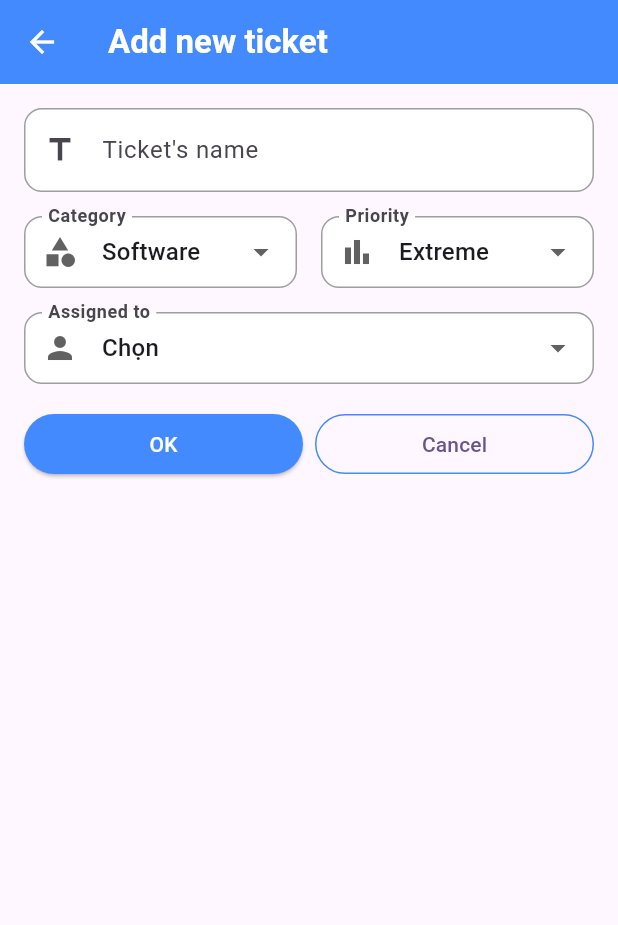
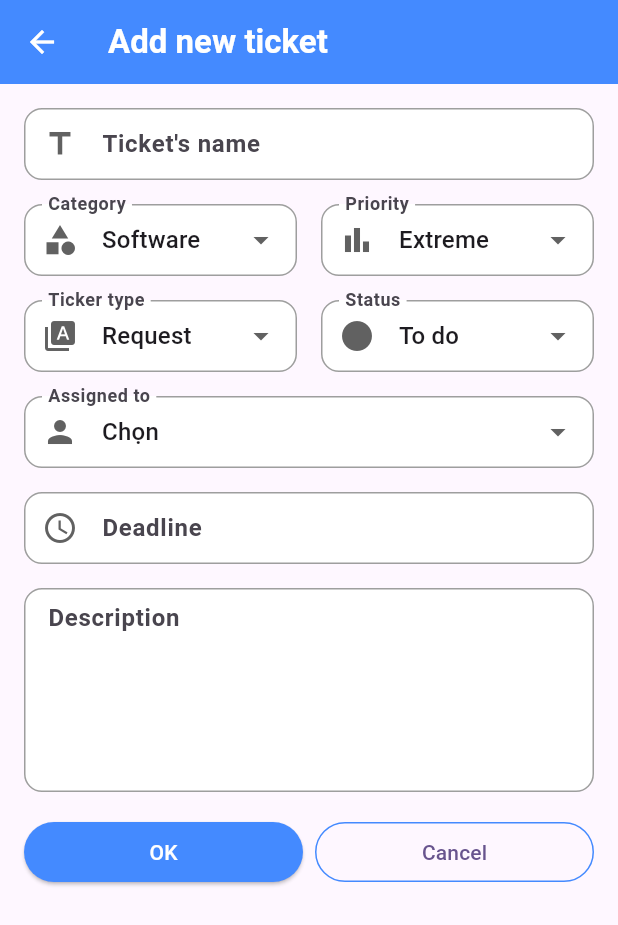
Before and after one commit to Alro127/CorpHub_Mobile, a Flutter app: the AddNewTicket screen opened directly, on a phone screen of 412 x 824 dp. Shown: the top 925 px of the screen. Run offline on Flutter 3.47's test engine with Material 3 defaults, Android fonts, the light colour scheme and no system bars.

Commit message:
add some fields to add_new_ticket.dart

```diff
--- a/lib/domain/models/ticket.dart
+++ b/lib/domain/models/ticket.dart
@@ -1,23 +1,63 @@
 class Ticket {
-  String ticketId;
-  String title;
-  int status;
-  int priority;
-  String requester;
-  String technician;
-  String createdDate;
-  String deadline;
-  int attachments;
+  String _ticketId;
+  String _title;
+  int _status;
+  int _priority;
+  String _type;
+  String _category;
+  String _requester;
+  String _technician;
+  String _createdDate;
+  String _deadline;
+  int _attachments;
 
   Ticket({
-    required this.ticketId,
-    required this.title,
-    required this.status,
-    required this.priority,
-    required this.requester,
-    required this.technician,
-    required this.createdDate,
-    required this.deadline,
-    required this.attachments,
-  });
+    required String ticketId,
+    required String title,
+    required int status,
+    required int priority,
+    required String type,
+    required String category,
+    required String requester,
+    required String technician,
+    required String createdDate,
+    required String deadline,
+    required int attachments,
+  }) : _ticketId = ticketId,
+       _title = title,
+       _status = status,
+       _priority = priority,
+       _type = type,
+       _category = category,
+       _requester = requester,
+       _technician = technician,
+       _createdDate = createdDate,
+       _deadline = deadline,
+       _attachments = attachments;
+
+  // Getters
+  String get ticketId => _ticketId;
+  String get title => _title;
+  int get status => _status;
+  int get priority => _priority;
+  String get type => _type;
+  String get category => _category;
+  String get requester => _requester;
+  String get technician => _technician;
+  String get createdDate => _createdDate;
+  String get deadline => _deadline;
+  int get attachments => _attachments;
+
+  // Setters
+  set ticketId(String value) => _ticketId = value;
+  set title(String value) => _title = value;
+  set status(int value) => _status = value;
+  set priority(int value) => _priority = value;
+  set type(String value) => _type = value;
+  set category(String value) => _category = value;
+  set requester(String value) => _requester = value;
+  set technician(String value) => _technician = value;
+  set createdDate(String value) => _createdDate = value;
+  set deadline(String value) => _deadline = value;
+  set attachments(int value) => _attachments = value;
 }
--- a/lib/main.dart
+++ b/lib/main.dart
@@ -1,5 +1,4 @@
 import 'package:flutter/material.dart';
-import 'package:ticket_helpdesk/ui/add_new_ticket/widgets/add_new_ticket.dart';
 import 'package:ticket_helpdesk/ui/home_page/widgets/home_page.dart';
 
 void main() {
--- a/lib/ui/add_new_ticket/widgets/add_new_ticket.dart
+++ b/lib/ui/add_new_ticket/widgets/add_new_ticket.dart
@@ -1,6 +1,7 @@
 import 'package:flutter/material.dart';
-import 'package:ticket_helpdesk/ui/add_new_ticket/widgets/basic_dropdown_field.dart';
-import 'package:ticket_helpdesk/ui/add_new_ticket/widgets/basic_input.dart';
+import 'package:ticket_helpdesk/ui/core/widgets/basic_dropdown_field.dart';
+import 'package:ticket_helpdesk/ui/core/widgets/basic_input.dart';
+import 'package:ticket_helpdesk/ui/core/widgets/datetime_input.dart';
 
 class AddNewTicket extends StatefulWidget {
   const AddNewTicket({super.key});
@@ -11,8 +12,12 @@ class AddNewTicket extends StatefulWidget {
 
 class _AddNewTicketState extends State<AddNewTicket> {
   final TextEditingController _titleController = TextEditingController();
+  final TextEditingController _dateTimeController = TextEditingController();
+  final TextEditingController _descriptionController = TextEditingController();
   late int _priority = 0;
+  late int _status = 0;
   late String _category = "Software";
+  late String _ticket_type = "Request";
   late int _assigned_to = 0;
 
   @override
@@ -40,6 +45,7 @@ class _AddNewTicketState extends State<AddNewTicket> {
               BasicInput(
                 hintText: "Ticket's name",
                 icon: Icons.title_outlined,
+                linesNumber: 1,
                 controller: _titleController,
               ),
               SizedBox(height: 16),
@@ -88,6 +94,53 @@ class _AddNewTicketState extends State<AddNewTicket> {
                   ),
                 ],
               ),
+
+              SizedBox(height: 16),
+              Row(
+                children: [
+                  Expanded(
+                    child: BasicDropdownField(
+                      label: "Ticker type",
+                      icon: Icons.type_specimen,
+                      value: _ticket_type,
+                      items: const [
+                        DropdownMenuItem(
+                          value: "Request",
+                          child: Text("Request"),
+                        ),
+                        DropdownMenuItem(
+                          value: "Software",
+                          child: Text("Software"),
+                        ),
+                      ],
+                      onChanged: (value) {
+                        setState(() {
+                          _ticket_type = value!;
+                        });
+                      },
+                    ),
+                  ),
+                  SizedBox(width: 16),
+                  Expanded(
+                    child: BasicDropdownField(
+                      label: "Status",
+                      icon: Icons.circle,
+                      value: _status,
+                      items: const [
+                        DropdownMenuItem(value: 0, child: Text("To do")),
+                        DropdownMenuItem(value: 1, child: Text("Processing")),
+                        DropdownMenuItem(value: 2, child: Text("Completed")),
+                        DropdownMenuItem(value: 3, child: Text("Outdated")),
+                      ],
+                      onChanged: (value) {
+                        setState(() {
+                          _status = value!;
+                        });
+                      },
+                    ),
+                  ),
+                ],
+              ),
               SizedBox(height: 16),
               BasicDropdownField(
                 label: "Assigned to",
@@ -104,6 +157,23 @@ class _AddNewTicketState extends State<AddNewTicket> {
                     _assigned_to = value!;
                   });
                 },
+              ),
+              SizedBox(height: 16),
+              DateTimeInput(
+                hintText: "Deadline",
+                icon: Icons.access_time,
+                controller: _dateTimeController,
+                onDateTimeChanged: (dateTime) {
+                  if (dateTime != null) {
+                    print("DateTime thực: $dateTime"); // xử lý logic ở đây
+                  }
+                },
+              ),
+              SizedBox(height: 16),
+              BasicInput(
+                hintText: "Description",
+                linesNumber: 5,
+                controller: _descriptionController,
               ),
               SizedBox(height: 16),
               Row(
--- a/lib/ui/add_new_ticket/widgets/basic_dropdown_field.dart
+++ /dev/null
@@ -1,48 +0,0 @@
-import 'package:flutter/material.dart';
-
-class BasicDropdownField<T> extends StatelessWidget {
-  final String label;
-  final IconData icon;
-  final T? value;
-  final List<DropdownMenuItem<T>> items;
-  final ValueChanged<T?> onChanged;
-
-  const BasicDropdownField({
-    super.key,
-    required this.label,
-    required this.icon,
-    required this.value,
-    required this.items,
-    required this.onChanged,
-  });
-
-  @override
-  Widget build(BuildContext context) {
-    return DropdownButtonFormField<T>(
-      value: value,
-      decoration: InputDecoration(
-        prefixIcon: Icon(icon, color: Colors.grey[700]),
-        labelText: label,
-        labelStyle: const TextStyle(fontWeight: FontWeight.bold),
-        border: OutlineInputBorder(
-          borderRadius: BorderRadius.circular(12),
-          borderSide: const BorderSide(color: Colors.grey, width: 1),
-        ),
-        filled: true,
-        fillColor: Colors.white,
-        contentPadding: const EdgeInsets.symmetric(horizontal: 12, vertical: 8),
-        enabledBorder: OutlineInputBorder(
-          borderRadius: BorderRadius.circular(12),
-          borderSide: const BorderSide(color: Colors.grey, width: 1),
-        ),
-        focusedBorder: OutlineInputBorder(
-          borderRadius: BorderRadius.circular(12),
-          borderSide: const BorderSide(color: Colors.blue, width: 1.5),
-        ),
-      ),
-      items: items,
-      onChanged: onChanged,
-      isExpanded: true,
-    );
-  }
-}
--- a/lib/ui/add_new_ticket/widgets/basic_input.dart
+++ /dev/null
@@ -1,39 +0,0 @@
-import 'package:flutter/material.dart';
-
-class BasicInput extends StatelessWidget {
-  final String hintText;
-  final IconData icon;
-  final TextEditingController controller;
-
-  const BasicInput({
-    super.key,
-    required this.hintText,
-    required this.icon,
-    required this.controller,
-  });
-
-  @override
-  Widget build(BuildContext context) {
-    return TextField(
-      controller: controller,
-      decoration: InputDecoration(
-        prefixIcon: Icon(icon),
-        label: Text(hintText),
-        filled: true,
-        fillColor: Colors.white,
-        border: OutlineInputBorder(
-          borderRadius: BorderRadius.circular(12),
-          borderSide: const BorderSide(color: Colors.grey, width: 1),
-        ),
-        enabledBorder: OutlineInputBorder(
-          borderRadius: BorderRadius.circular(12),
-          borderSide: const BorderSide(color: Colors.grey, width: 1),
-        ),
-        focusedBorder: OutlineInputBorder(
-          borderRadius: BorderRadius.circular(12),
-          borderSide: const BorderSide(color: Colors.blue, width: 1.5),
-        ),
-      ),
-    );
-  }
-}
--- /dev/null
+++ b/lib/ui/core/widgets/basic_dropdown_field.dart
@@ -0,0 +1,30 @@
+import 'package:flutter/material.dart';
+import 'package:ticket_helpdesk/ui/core/helpers/basic_input_decoration.dart';
+
+class BasicDropdownField<T> extends StatelessWidget {
+  final String label;
+  final IconData icon;
+  final T? value;
+  final List<DropdownMenuItem<T>> items;
+  final ValueChanged<T?> onChanged;
+
+  const BasicDropdownField({
+    super.key,
+    required this.label,
+    required this.icon,
+    required this.value,
+    required this.items,
+    required this.onChanged,
+  });
+
+  @override
+  Widget build(BuildContext context) {
+    return DropdownButtonFormField<T>(
+      value: value,
+      decoration: BasicInputDecorations.build(label: label, icon: icon),
+      items: items,
+      onChanged: onChanged,
+      isExpanded: true,
+    );
+  }
+}
--- /dev/null
+++ b/lib/ui/core/widgets/basic_input.dart
@@ -0,0 +1,30 @@
+import 'package:flutter/material.dart';
+import 'package:ticket_helpdesk/ui/core/helpers/basic_input_decoration.dart';
+
+class BasicInput extends StatelessWidget {
+  final String hintText;
+  final IconData? icon;
+  final int linesNumber;
+  final TextEditingController controller;
+
+  const BasicInput({
+    super.key,
+    required this.hintText,
+    this.icon,
+    required this.linesNumber,
+    required this.controller,
+  });
+
+  @override
+  Widget build(BuildContext context) {
+    return TextField(
+      maxLines: linesNumber,
+      controller: controller,
+      decoration: BasicInputDecorations.build(
+        label: hintText,
+        icon: icon,
+        multiline: linesNumber > 1,
+      ),
+    );
+  }
+}
--- /dev/null
+++ b/lib/ui/core/widgets/datetime_input.dart
@@ -0,0 +1,80 @@
+import 'package:flutter/material.dart';
+import 'package:ticket_helpdesk/ui/core/helpers/basic_input_decoration.dart';
+
+class DateTimeInput extends StatefulWidget {
+  final String hintText;
+  final IconData icon;
+  final TextEditingController controller;
+  final void Function(DateTime?)? onDateTimeChanged;
+
+  const DateTimeInput({
+    super.key,
+    required this.hintText,
+    required this.icon,
+    required this.controller,
+    this.onDateTimeChanged,
+  });
+
+  @override
+  _DateTimeInputState createState() => _DateTimeInputState();
+}
+
+class _DateTimeInputState extends State<DateTimeInput> {
+  DateTime? selectedDateTime;
+
+  Future<void> _pickDateTime() async {
+    final DateTime? pickedDate = await showDatePicker(
+      context: context,
+      initialDate: selectedDateTime ?? DateTime.now(),
+      firstDate: DateTime(2000),
+      lastDate: DateTime(2100),
+    );
+
+    if (pickedDate != null) {
+      final TimeOfDay? pickedTime = await showTimePicker(
+        context: context,
+        initialTime: selectedDateTime != null
+            ? TimeOfDay(
+                hour: selectedDateTime!.hour,
+                minute: selectedDateTime!.minute,
+              )
+            : TimeOfDay.now(),
+      );
+
+      if (pickedTime != null) {
+        setState(() {
+          selectedDateTime = DateTime(
+            pickedDate.year,
+            pickedDate.month,
+            pickedDate.day,
+            pickedTime.hour,
+            pickedTime.minute,
+          );
+
+          widget.controller.text =
+              "${selectedDateTime!.day.toString().padLeft(2, '0')}/"
+              "${selectedDateTime!.month.toString().padLeft(2, '0')}/"
+              "${selectedDateTime!.year} "
+              "${selectedDateTime!.hour.toString().padLeft(2, '0')}:"
+              "${selectedDateTime!.minute.toString().padLeft(2, '0')}";
+
+          // Gọi callback nếu có
+          widget.onDateTimeChanged?.call(selectedDateTime);
+        });
+      }
+    }
+  }
+
+  @override
+  Widget build(BuildContext context) {
+    return TextField(
+      controller: widget.controller,
+      readOnly: true,
+      onTap: _pickDateTime,
+      decoration: BasicInputDecorations.build(
+        label: widget.hintText,
+        icon: widget.icon,
+      ),
+    );
+  }
+}
--- a/lib/ui/home_page/widgets/home_page.dart
+++ b/lib/ui/home_page/widgets/home_page.dart
@@ -3,6 +3,7 @@ import 'package:ticket_helpdesk/ui/add_new_ticket/widgets/add_new_ticket.dart';
 import 'package:ticket_helpdesk/ui/core/widgets/ticket_item.dart';
 import 'package:ticket_helpdesk/ui/home_page/widgets/dashboard_stats.dart';
 import 'package:ticket_helpdesk/domain/models/ticket.dart';
+
 class HomePage extends StatefulWidget {
   const HomePage({super.key});
 
@@ -11,13 +12,14 @@ class HomePage extends StatefulWidget {
 }
 
 class _HomePageState extends State<HomePage> {
-
   final List<Ticket> tickets = [
     Ticket(
       ticketId: "TCK-001",
       title: "Lỗi không thể kết nối VPN",
       status: 1,
       priority: 0,
+      type: 'Request',
+      category: 'Software',
       requester: "Nguyễn Văn A",
       technician: "Trần Thị B",
       createdDate: "12/08/2025",
@@ -29,6 +31,8 @@ class _HomePageState extends State<HomePage> {
       title: "Máy in không hoạt động",
       status: 1,
       priority: 2,
+      type: 'Request',
+      category: 'Hardware',
       requester: "Lê Văn C",
       technician: "Nguyễn Văn D",
       createdDate: "12/08/2025",
@@ -127,7 +131,8 @@ class _HomePageState extends State<HomePage> {
                     style: TextStyle(fontSize: 20, fontWeight: FontWeight.bold),
                   ),
                   const SizedBox(height: 8),
-                    Expanded( // 🔹 Chiếm toàn bộ không gian còn lại của màn hình
+                  Expanded(
+                    // 🔹 Chiếm toàn bộ không gian còn lại của màn hình
                     child: ListView.builder(
                       itemCount: tickets.length,
                       scrollDirection: Axis.vertical,
@@ -138,19 +143,23 @@ class _HomePageState extends State<HomePage> {
                   ),
                 ],
               ),
-              )
-          )
+            ),
+          ),
         ],
       ),
       floatingActionButton: FloatingActionButton(
-        onPressed: (){
-          Navigator.of(context).push(MaterialPageRoute(builder: (context) => AddNewTicket()));
+        onPressed: () {
+          Navigator.of(
+            context,
+          ).push(MaterialPageRoute(builder: (context) => AddNewTicket()));
         },
-        child: Icon(Icons.add),
         backgroundColor: Colors.blueAccent,
         foregroundColor: Colors.white,
-        shape: RoundedRectangleBorder(borderRadius: BorderRadiusGeometry.all(Radius.circular(50))),
-      )
+        shape: RoundedRectangleBorder(
+          borderRadius: BorderRadiusGeometry.all(Radius.circular(50)),
+        ),
+        child: Icon(Icons.add),
+      ),
     );
   }
 
```
Also changed, not shown: lib/ui/core/helpers/basic_input_decoration.dart (added, +31 -0 lines), lib/ui/core/widgets/ticket_item.dart (+54 -57 lines). Lines whose indentation alone changed are shown as unchanged.
